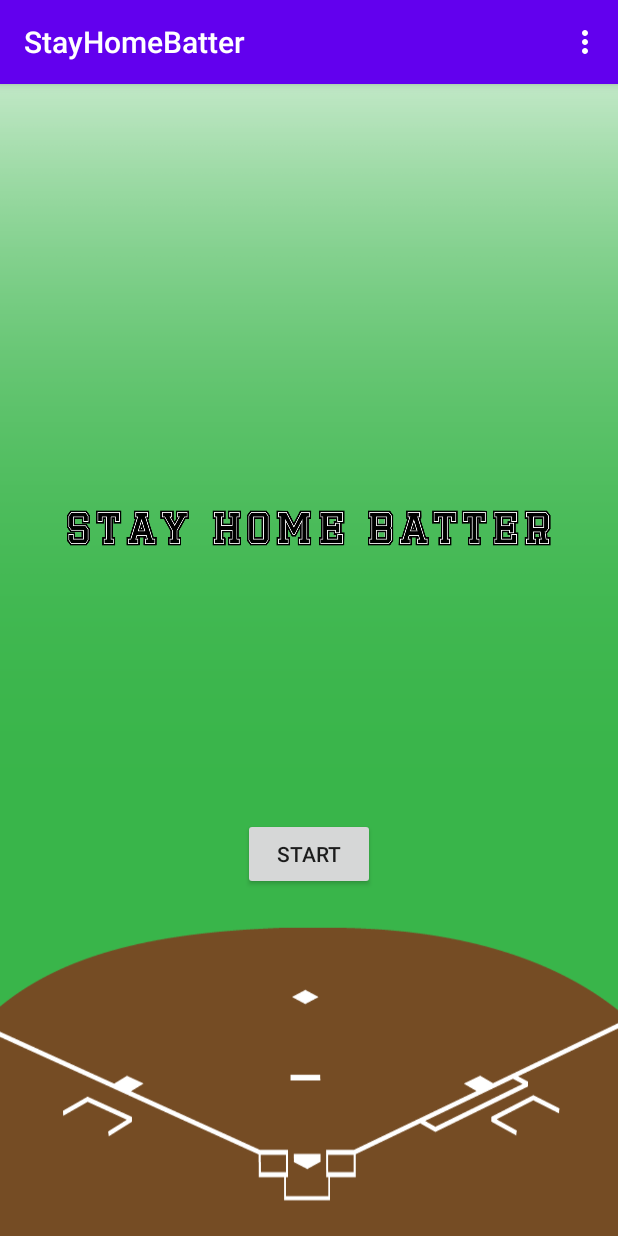
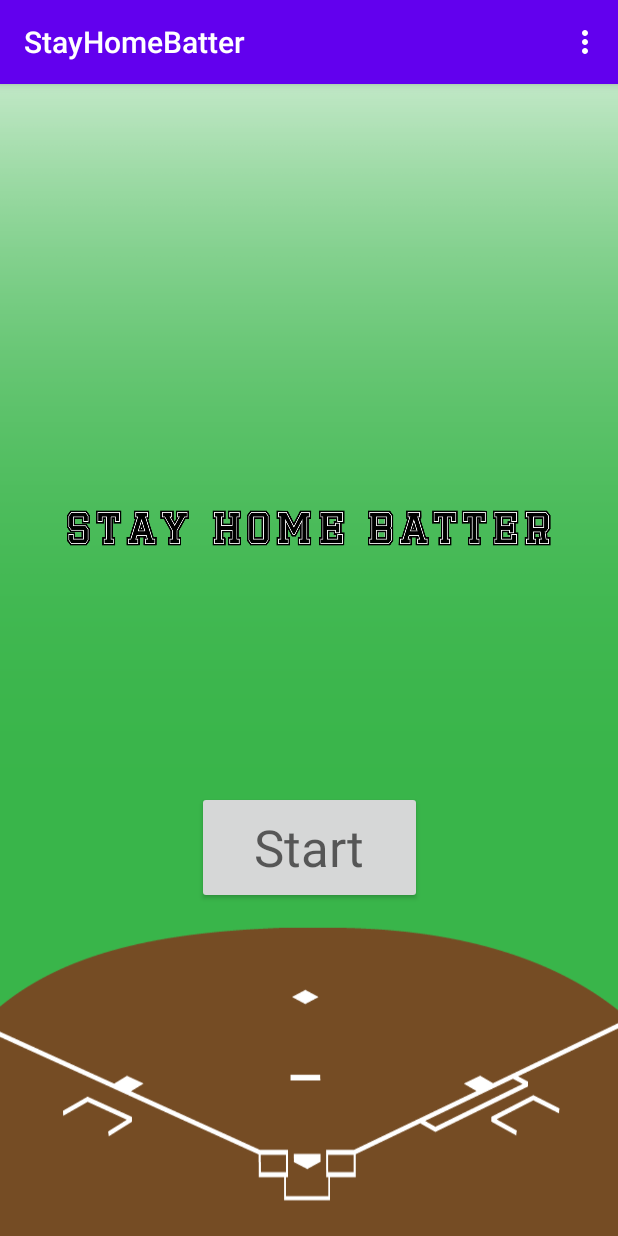
Before and after one commit to sugar69/StayHomeBatter, an Android app: the screen it shows after launch (MainActivity), on a phone screen of 412 x 824 dp. Run offline under Robolectric (Android 15) with nearby library versions, the phone set to English and light mode, and no system bars.

Commit message:
ボタンサイズを変更

```diff
--- a/app/src/main/res/layout/activity_game.xml
+++ b/app/src/main/res/layout/activity_game.xml
@@ -29,12 +29,13 @@
 
     <Button
         android:id="@+id/startButton"
-        android:layout_width="100dp"
-        android:layout_height="wrap_content"
+        android:layout_width="150dp"
+        android:layout_height="75dp"
         android:layout_marginEnd="16dp"
         android:layout_marginRight="16dp"
         android:layout_marginBottom="16dp"
         android:text="投球開始"
+        android:textAppearance="@style/TextAppearance.AppCompat.Large"
         app:layout_constraintBottom_toBottomOf="parent"
         app:layout_constraintEnd_toEndOf="parent" />
 </androidx.constraintlayout.widget.ConstraintLayout>
--- a/app/src/main/res/layout/activity_main.xml
+++ b/app/src/main/res/layout/activity_main.xml
@@ -18,9 +18,10 @@
 
     <Button
         android:id="@+id/gameStartButton"
-        android:layout_width="wrap_content"
-        android:layout_height="wrap_content"
+        android:layout_width="150dp"
+        android:layout_height="75dp"
         android:text="Start"
+        android:textAppearance="@style/TextAppearance.AppCompat.Display1"
         app:layout_constraintBottom_toBottomOf="parent"
         app:layout_constraintEnd_toEndOf="parent"
         app:layout_constraintStart_toStartOf="parent"
```
Also changed, not shown: app/src/main/res/drawable-v24/readme.png (added).
